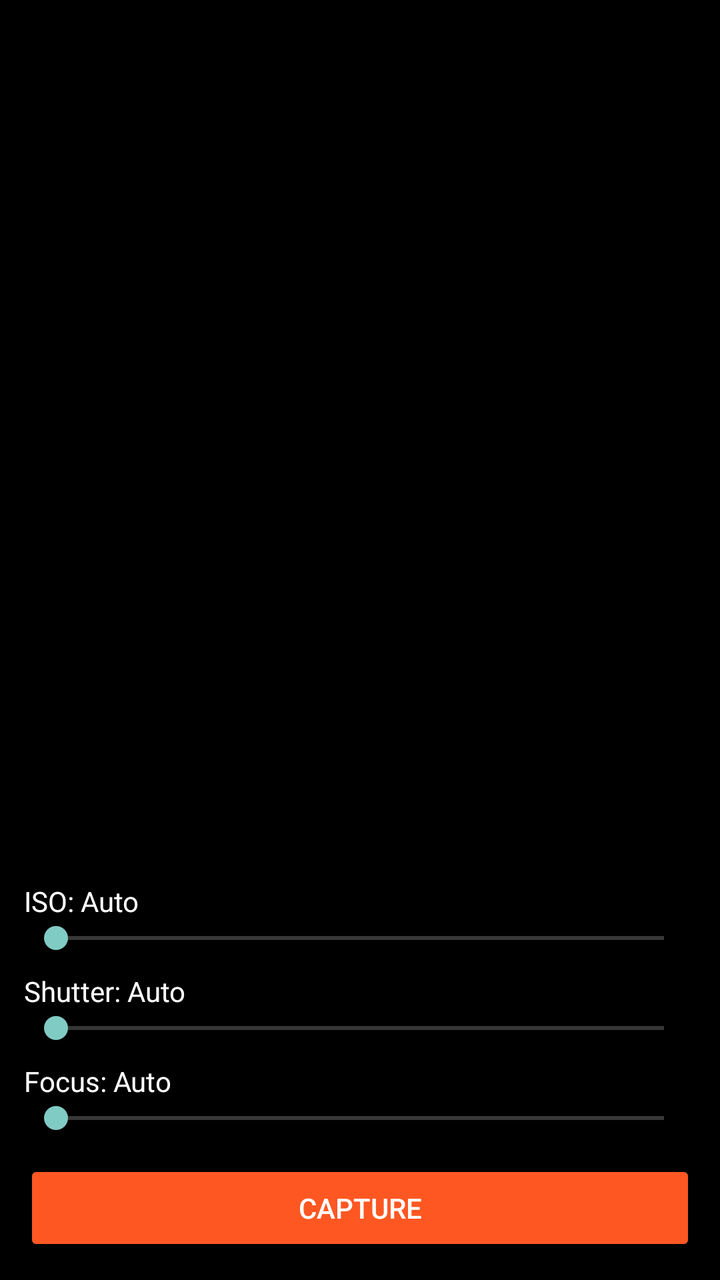
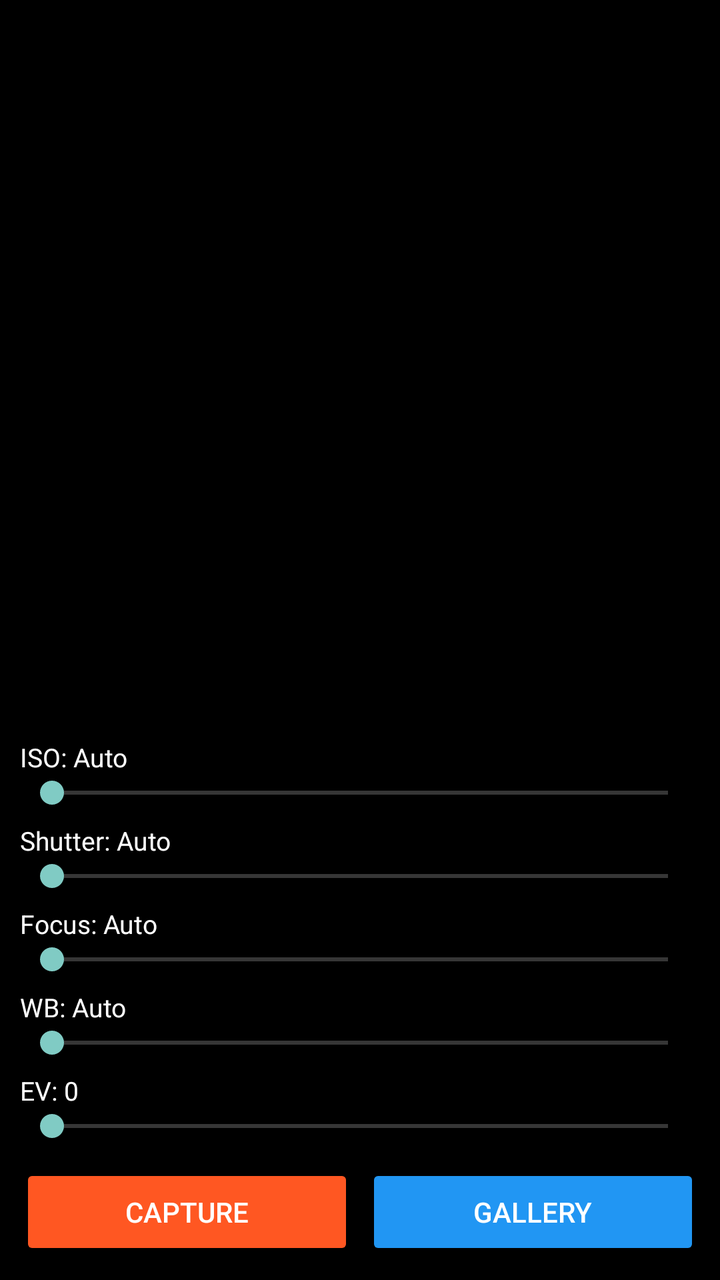

Two renders of the same Android screen: before a commit and after it. Below are the layout's source before the change and the commit's diff.
<!-- AndroidManifest.xml: activity theme Theme.AppCompat.NoActionBar -->
<!-- res/layout/activity_main.xml -->
<?xml version="1.0" encoding="utf-8"?>
<androidx.constraintlayout.widget.ConstraintLayout 
    xmlns:android="http://schemas.android.com/apk/res/android"
    xmlns:app="http://schemas.android.com/apk/res-auto"
    android:layout_width="match_parent"
    android:layout_height="match_parent"
    android:background="#000000">

    <TextureView
        android:id="@+id/textureView"
        android:layout_width="0dp"
        android:layout_height="0dp"
        app:layout_constraintTop_toTopOf="parent"
        app:layout_constraintBottom_toTopOf="@+id/controlsLayout"
        app:layout_constraintStart_toStartOf="parent"
        app:layout_constraintEnd_toEndOf="parent" />

    <LinearLayout
        android:id="@+id/controlsLayout"
        android:layout_width="match_parent"
        android:layout_height="wrap_content"
        android:orientation="vertical"
        android:padding="12dp"
        android:background="#CC000000"
        app:layout_constraintBottom_toBottomOf="parent">

        
        <TextView
            android:id="@+id/isoLabel"
            android:layout_width="wrap_content"
            android:layout_height="wrap_content"
            android:text="ISO: Auto"
            android:textColor="#FFFFFF"
            android:textSize="14sp" />

        <SeekBar
            android:id="@+id/isoSeekBar"
            android:layout_width="match_parent"
            android:layout_height="wrap_content"
            android:max="100" />

        
        <TextView
            android:id="@+id/shutterLabel"
            android:layout_width="wrap_content"
            android:layout_height="wrap_content"
            android:text="Shutter: Auto"
            android:textColor="#FFFFFF"
            android:textSize="14sp"
            android:layout_marginTop="8dp" />

        <SeekBar
            android:id="@+id/shutterSeekBar"
            android:layout_width="match_parent"
            android:layout_height="wrap_content"
            android:max="100" />

        
        <TextView
            android:id="@+id/focusLabel"
            android:layout_width="wrap_content"
            android:layout_height="wrap_content"
            android:text="Focus: Auto"
            android:textColor="#FFFFFF"
            android:textSize="14sp"
            android:layout_marginTop="8dp" />

        <SeekBar
            android:id="@+id/focusSeekBar"
            android:layout_width="match_parent"
            android:layout_height="wrap_content"
            android:max="100" />

        
        <Button
            android:id="@+id/captureButton"
            android:layout_width="match_parent"
            android:layout_height="wrap_content"
            android:text="CAPTURE"
            android:layout_marginTop="12dp"
            android:backgroundTint="#FF5722"
            android:textColor="#FFFFFF" />

    </LinearLayout>

</androidx.constraintlayout.widget.ConstraintLayout>
<!-- resources referenced by this layout -->
<resources>

</resources>

<!-- the commit's change to res/layout/activity_main.xml (unified diff, before → after) -->
@@ -20,7 +20,7 @@
         android:layout_width="match_parent"
         android:layout_height="wrap_content"
         android:orientation="vertical"
-        android:padding="12dp"
+        android:padding="10dp"
         android:background="#CC000000"
         app:layout_constraintBottom_toBottomOf="parent">
 
@@ -31,8 +31,7 @@
             android:layout_height="wrap_content"
             android:text="ISO: Auto"
             android:textColor="#FFFFFF"
-            android:textSize="14sp" />
-
+            android:textSize="13sp" />
         <SeekBar
             android:id="@+id/isoSeekBar"
             android:layout_width="match_parent"
@@ -46,9 +45,8 @@
             android:layout_height="wrap_content"
             android:text="Shutter: Auto"
             android:textColor="#FFFFFF"
-            android:textSize="14sp"
-            android:layout_marginTop="8dp" />
-
+            android:textSize="13sp"
+            android:layout_marginTop="6dp" />
         <SeekBar
             android:id="@+id/shutterSeekBar"
             android:layout_width="match_parent"
@@ -62,9 +60,8 @@
             android:layout_height="wrap_content"
             android:text="Focus: Auto"
             android:textColor="#FFFFFF"
-            android:textSize="14sp"
-            android:layout_marginTop="8dp" />
-
+            android:textSize="13sp"
+            android:layout_marginTop="6dp" />
         <SeekBar
             android:id="@+id/focusSeekBar"
             android:layout_width="match_parent"
@@ -72,14 +69,61 @@
             android:max="100" />
 
         
-        <Button
-            android:id="@+id/captureButton"
+        <TextView
+            android:id="@+id/wbLabel"
+            android:layout_width="wrap_content"
+            android:layout_height="wrap_content"
+            android:text="WB: Auto"
+            android:textColor="#FFFFFF"
+            android:textSize="13sp"
+            android:layout_marginTop="6dp" />
+        <SeekBar
+            android:id="@+id/wbSeekBar"
             android:layout_width="match_parent"
             android:layout_height="wrap_content"
-            android:text="CAPTURE"
-            android:layout_marginTop="12dp"
-            android:backgroundTint="#FF5722"
-            android:textColor="#FFFFFF" />
+            android:max="6" />
+
+        
+        <TextView
+            android:id="@+id/evLabel"
+            android:layout_width="wrap_content"
+            android:layout_height="wrap_content"
+            android:text="EV: 0"
+            android:textColor="#FFFFFF"
+            android:textSize="13sp"
+            android:layout_marginTop="6dp" />
+        <SeekBar
+            android:id="@+id/evSeekBar"
+            android:layout_width="match_parent"
+            android:layout_height="wrap_content"
+            android:max="48" />
+
+        
+        <LinearLayout
+            android:layout_width="match_parent"
+            android:layout_height="wrap_content"
+            android:orientation="horizontal"
+            android:layout_marginTop="10dp">
+
+            <Button
+                android:id="@+id/captureButton"
+                android:layout_width="0dp"
+                android:layout_height="wrap_content"
+                android:layout_weight="1"
+                android:text="CAPTURE"
+                android:backgroundTint="#FF5722"
+                android:textColor="#FFFFFF"
+                android:layout_marginEnd="6dp" />
+
+            <Button
+                android:id="@+id/galleryButton"
+                android:layout_width="0dp"
+                android:layout_height="wrap_content"
+                android:layout_weight="1"
+                android:text="GALLERY"
+                android:backgroundTint="#2196F3"
+                android:textColor="#FFFFFF" />
+        </LinearLayout>
 
     </LinearLayout>
 
